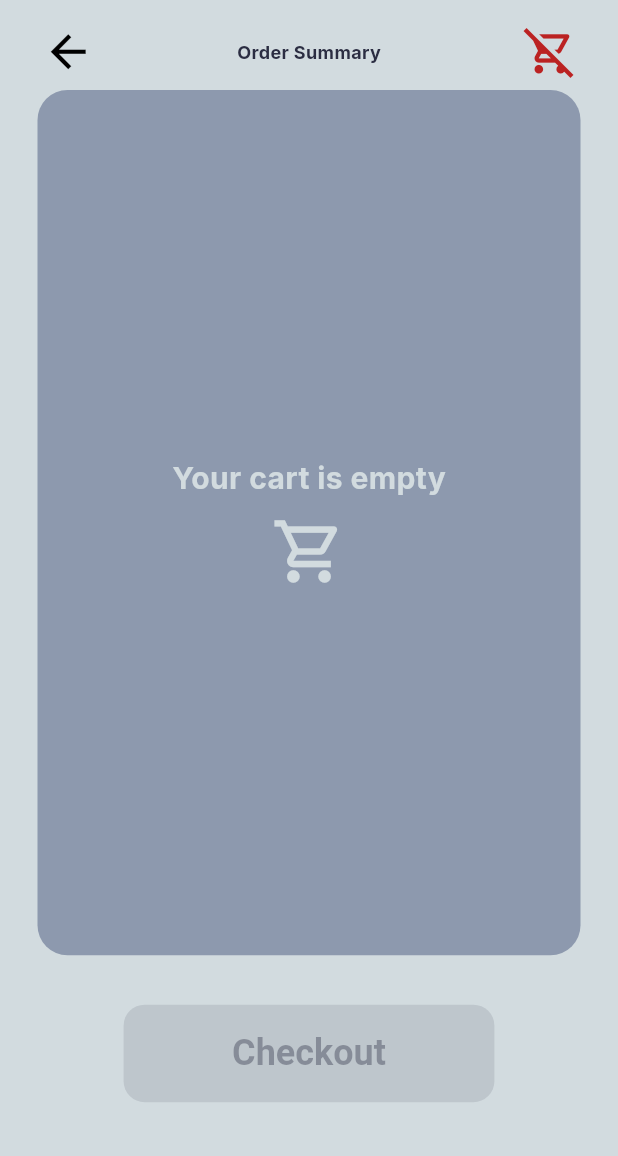
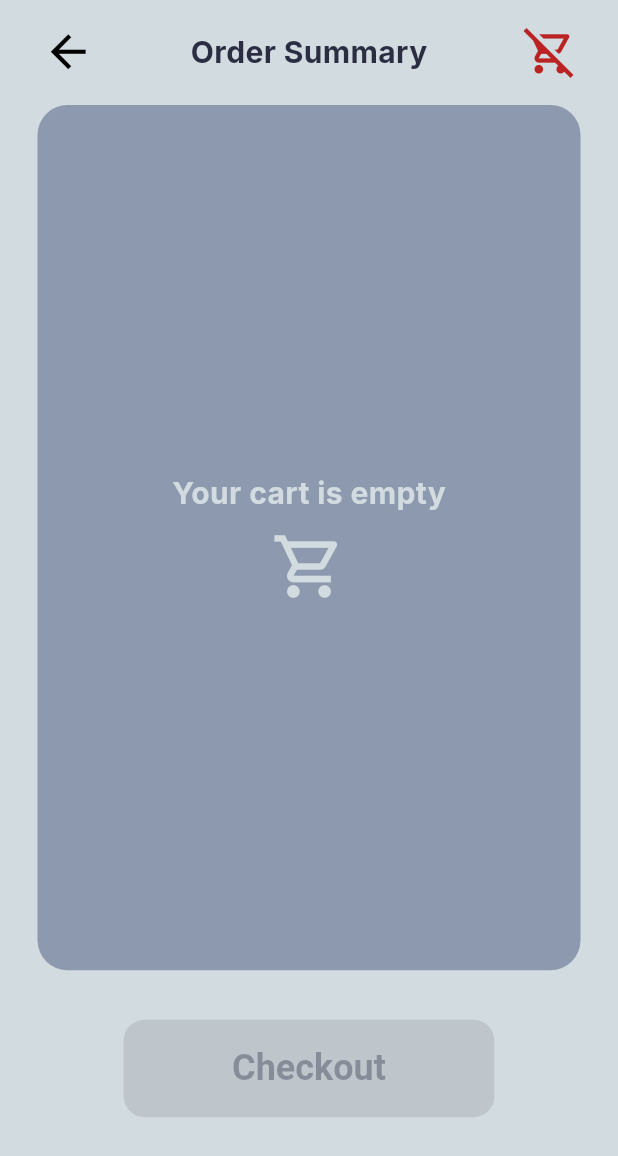
Before and after one commit to Areion0/restaurant_app, a Flutter app: the screen it shows after launch, after a tap on the "shopping cart" icon, on a phone screen of 412 x 824 dp. Shown: the top 1156 px of the screen. Run offline on Flutter 3.47's test engine with Material 3 defaults, Android fonts, the phone set to English and light mode, and no system bars; our stand-ins replace cached_network_image, cloud_firestore, firebase_core, firebase_storage, google_fonts; accounts and stored records are empty; generated files the repository leaves out were written again.

```diff
--- a/lib/home/home_page.dart
+++ b/lib/home/home_page.dart
@@ -143,15 +143,17 @@ class _HomePageState extends State<HomePage> {
               const SizedBox(height: 20),
               Container(
                 height: context.mediaQuery.size.height * 0.85,
-                child: ListView.separated(
-                  itemCount: items.length,
-                  itemBuilder: (context, index) => ItemGallery(
-                    title: titles[index],
-                    prefix: prefixes[index],
-                    items: items,
-                  ),
-                  separatorBuilder: (context, index) => const SizedBox(height: 30),
+                child:
+                    // ListView.separated(
+                    // itemCount: items.length,
+                    // itemBuilder: (context, index) =>
+                    ItemGallery(
+                  title: titles[0],
+                  prefix: prefixes[0],
+                  items: items,
                 ),
+                // separatorBuilder: (context, index) => const SizedBox(height: 30),
+                // ),
               ),
             ],
           ),
--- a/lib/misc/extensions.dart
+++ b/lib/misc/extensions.dart
@@ -19,13 +19,28 @@ extension ExtensionForBuildContext on BuildContext {
   void pop() => navigator.pop();
 
   /// Pushes the given route
-  void push(Widget route) => navigator.push(
-        MaterialPageRoute(builder: (_) => route),
-      );
+  void push(Widget route) => navigator.push(animatedPageRoute(route));
 
   /// Pushes the given route and removes all the previous routes
   void pushAndRemoveAll(Widget route) => navigator.pushAndRemoveUntil(
-        MaterialPageRoute(builder: (_) => route),
+        animatedPageRoute(route),
         (route) => false,
       );
 }
+
+// Animated Page Route function
+PageRouteBuilder animatedPageRoute(Widget route) => PageRouteBuilder(
+      pageBuilder: (context, animation, secondaryAnimation) => route,
+      transitionDuration: const Duration(milliseconds: 150),
+      reverseTransitionDuration: const Duration(milliseconds: 150),
+      transitionsBuilder: (context, animation, secondaryAnimation, child) {
+        var begin = const Offset(1, 0);
+        var end = Offset.zero;
+        var tween = Tween(begin: begin, end: end);
+
+        return SlideTransition(
+          position: animation.drive(tween),
+          child: child,
+        );
+      },
+    );
--- a/lib/theme/theme_model.dart
+++ b/lib/theme/theme_model.dart
@@ -8,8 +8,7 @@ class ThemeModel {
   static const darkRed = Color(0xFFBB2222);
   static const lightRed = Color(0xFFEF233C);
 
-  static ThemeData get theme {
-    return ThemeData(
+  static ThemeData get theme => ThemeData(
         fontFamily: GoogleFonts.inter().fontFamily,
         elevatedButtonTheme: ElevatedButtonThemeData(
           style: ElevatedButton.styleFrom(
@@ -24,7 +23,7 @@ class ThemeModel {
         textTheme: TextTheme(
           titleLarge: titleLargeTextStyle,
           titleMedium: const TextStyle(
-          fontSize: 12,
+            fontSize: 20,
             fontWeight: FontWeight.bold,
             color: darkBlue,
           ),
@@ -51,7 +50,6 @@ class ThemeModel {
         ),
         useMaterial3: true,
       );
-  }
 
   static TextStyle titleLargeTextStyle = const TextStyle(
     fontSize: 24,
--- a/lib/widgets/custom_appbar.dart
+++ b/lib/widgets/custom_appbar.dart
@@ -19,8 +19,7 @@ class CustomAppbar extends StatelessWidget implements PreferredSizeWidget {
   Size get preferredSize => const Size.fromHeight(60);
 
   @override
-  Widget build(BuildContext context) {
-    return AppBar(
+  Widget build(BuildContext context) => AppBar(
         centerTitle: true,
         automaticallyImplyLeading: false,
         bottom: PreferredSize(
@@ -50,4 +49,3 @@ class CustomAppbar extends StatelessWidget implements PreferredSizeWidget {
         ),
       );
 }
-}
--- a/lib/widgets/image_button.dart
+++ b/lib/widgets/image_button.dart
@@ -12,11 +12,11 @@ class ImageButton extends StatelessWidget {
   @override
   Widget build(BuildContext context) {
     return InkWell(
-      borderRadius: BorderRadius.circular(50),
+      borderRadius: BorderRadius.circular(20),
       splashColor: ThemeModel.darkBlue,
       onTap: onTap,
       child: ClipRRect(
-        borderRadius: BorderRadius.circular(12),
+        borderRadius: BorderRadius.circular(20),
         child: CachedNetworkImage(
           imageUrl: imageUrl,
         ),
--- a/lib/widgets/page_blueprint.dart
+++ b/lib/widgets/page_blueprint.dart
@@ -3,10 +3,12 @@ import 'package:flutter/material.dart';
 class PageBlueprint extends StatefulWidget {
   final Widget child;
   final bool isHome;
+  final EdgeInsets? padding;
   const PageBlueprint({
     super.key,
     required this.child,
     this.isHome = false,
+    this.padding,
   });
 
   @override
@@ -18,7 +20,7 @@ class _PageBlueprintState extends State<PageBlueprint> {
   Widget build(BuildContext context) {
     return SafeArea(
       child: Padding(
-        padding: const EdgeInsets.symmetric(horizontal: 25),
+        padding: widget.padding ?? const EdgeInsets.symmetric(horizontal: 25),
         child: widget.child,
       ),
     );
```
Also changed, not shown: lib/models/product.dart (+10 -3 lines). Lines whose indentation alone changed are shown as unchanged.
